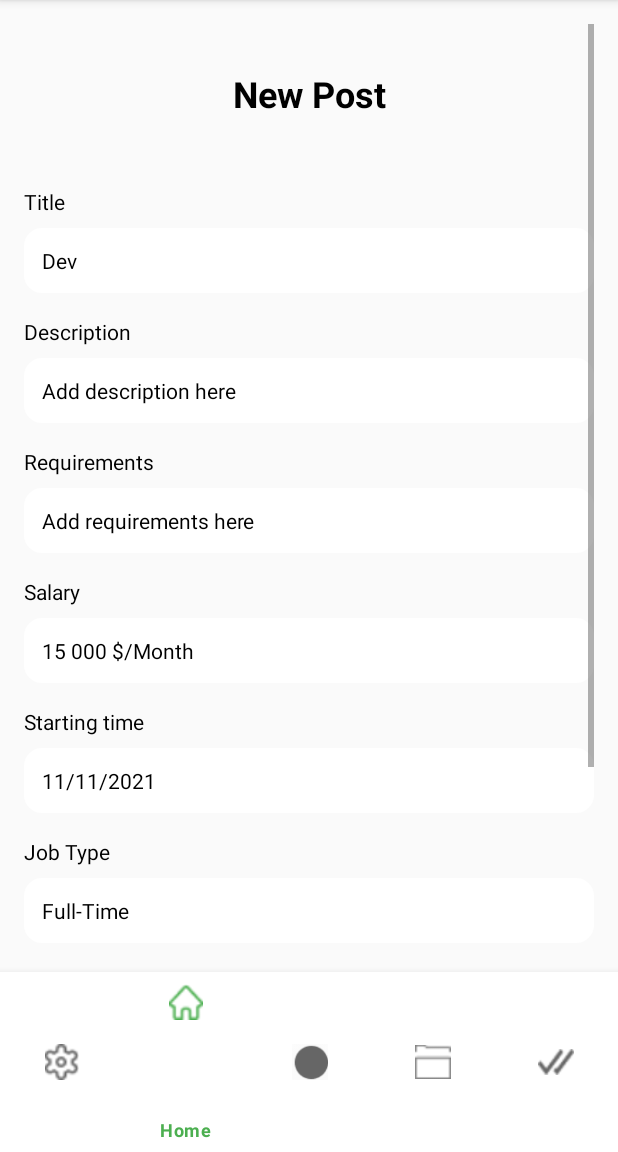
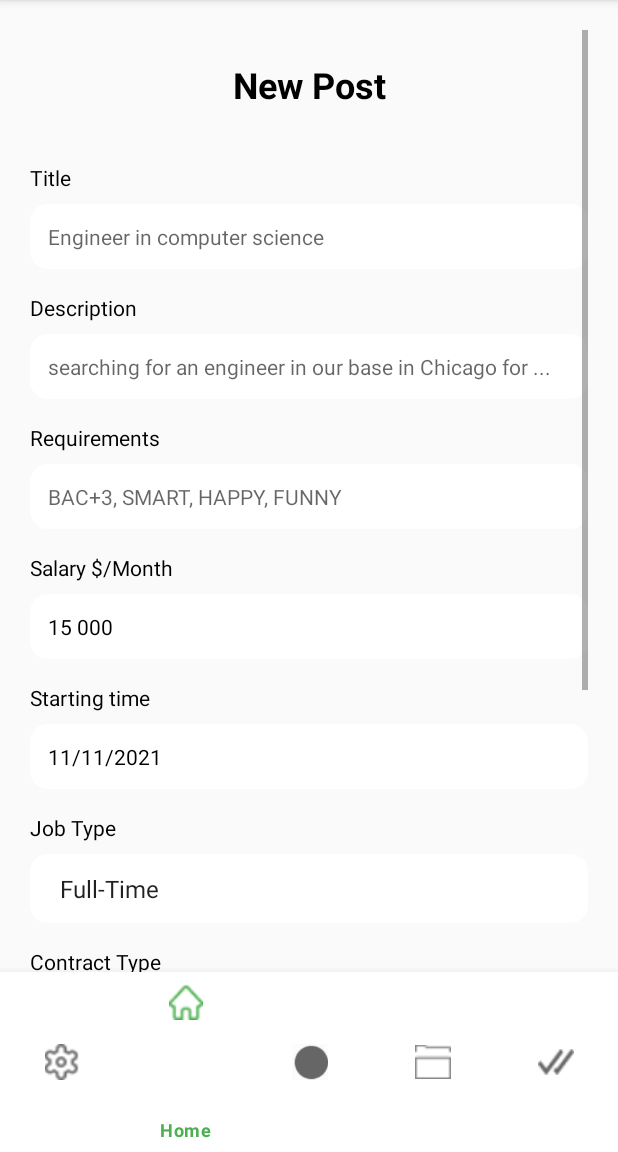
Before and after one commit to tony-nguyen1/Inteco, an Android app: the fragment AddPostEnterprise placed in its activity, on a phone screen of 412 x 824 dp, the part 84-1236 px from its top. Run offline under Robolectric (Android 15) with nearby library versions, the phone set to English and light mode, and no system bars; our stand-ins replace CircleImageView.

Commit message:
adding the post fonctionnalities

```diff
--- a/app/src/main/java/fr/umontpellier/etu/inteco/Enterprise/fragements/AddPostEnterprise.java
+++ b/app/src/main/java/fr/umontpellier/etu/inteco/Enterprise/fragements/AddPostEnterprise.java
@@ -1,31 +1,38 @@
 package fr.umontpellier.etu.inteco.Enterprise.fragements;
 
 import android.os.Bundle;
-
-import androidx.fragment.app.Fragment;
-
 import android.view.LayoutInflater;
 import android.view.View;
 import android.view.ViewGroup;
+import android.widget.ArrayAdapter;
+import android.widget.Button;
+import android.widget.EditText;
+import android.widget.Spinner;
+
+import androidx.annotation.NonNull;
+import androidx.fragment.app.Fragment;
+
+
 
 import fr.umontpellier.etu.inteco.R;
+import fr.umontpellier.etu.inteco.Seeker.placeholder.Offer;
 
-/**
- * A simple {@link Fragment} subclass.
- * Use the {@link AddPostEnterprise#newInstance} factory method to
- * create an instance of this fragment.
- */
 public class AddPostEnterprise extends Fragment {
     private static final String ARG_COMPANY_NAME = "companyName";
     private static final String ARG_EMAIL = "email";
 
-
     private String mCompanyName;
     private String mEmail;
+
+    private EditText titleInput, descriptionInput, requirementsInput, salaryInput,
+            startingTimeInput, durationInput, experienceInput, qualificationInput, locationInput;
+    private Spinner jobTypeSpinner, contractTypeSpinner, categorySpinner;
+    private Button confirmButton;
 
     public AddPostEnterprise() {
         // Required empty public constructor
     }
+
     public static AddPostEnterprise newInstance(String companyName, String email) {
         AddPostEnterprise fragment = new AddPostEnterprise();
         Bundle args = new Bundle();
@@ -41,13 +48,92 @@ public class AddPostEnterprise extends Fragment {
         if (getArguments() != null) {
             mCompanyName = getArguments().getString(ARG_COMPANY_NAME);
             mEmail = getArguments().getString(ARG_EMAIL);
-
         }
     }
+
     @Override
-    public View onCreateView(LayoutInflater inflater, ViewGroup container,
+    public View onCreateView(@NonNull LayoutInflater inflater, ViewGroup container,
                              Bundle savedInstanceState) {
         // Inflate the layout for this fragment
-        return inflater.inflate(R.layout.fragment_add_post_enterprise, container, false);
+        View view = inflater.inflate(R.layout.fragment_add_post_enterprise, container, false);
+
+        // Bind the XML views
+        titleInput = view.findViewById(R.id.title);
+        descriptionInput = view.findViewById(R.id.description);
+        requirementsInput = view.findViewById(R.id.requirements);
+        salaryInput = view.findViewById(R.id.salary);
+        startingTimeInput = view.findViewById(R.id.startingTime);
+        durationInput = view.findViewById(R.id.duration);
+        experienceInput = view.findViewById(R.id.experience);
+        qualificationInput = view.findViewById(R.id.qualification);
+        locationInput = view.findViewById(R.id.location);
+        jobTypeSpinner = view.findViewById(R.id.jobTypeSpinner);
+        contractTypeSpinner = view.findViewById(R.id.contractTypeSpinner);
+        categorySpinner = view.findViewById(R.id.categorySpinner);
+        confirmButton = view.findViewById(R.id.confirmButton);
+
+        // Set up the spinners
+        setupSpinners();
+
+        // Set click listener for the button
+        confirmButton.setOnClickListener(v -> savePostToFirebase());
+
+        return view;
+    }
+
+    private void setupSpinners() {
+        // Job Type Spinner
+        ArrayAdapter<CharSequence> jobTypeAdapter = ArrayAdapter.createFromResource(getContext(),
+                R.array.job_types, android.R.layout.simple_spinner_item);
+        jobTypeAdapter.setDropDownViewResource(android.R.layout.simple_spinner_dropdown_item);
+        jobTypeSpinner.setAdapter(jobTypeAdapter);
+
+        // Contract Type Spinner
+        ArrayAdapter<CharSequence> contractTypeAdapter = ArrayAdapter.createFromResource(getContext(),
+                R.array.contract_types, android.R.layout.simple_spinner_item);
+        contractTypeAdapter.setDropDownViewResource(android.R.layout.simple_spinner_dropdown_item);
+        contractTypeSpinner.setAdapter(contractTypeAdapter);
+
+        // Category Spinner
+        ArrayAdapter<CharSequence> categoryAdapter = ArrayAdapter.createFromResource(getContext(),
+                R.array.categories, android.R.layout.simple_spinner_item);
+        categoryAdapter.setDropDownViewResource(android.R.layout.simple_spinner_dropdown_item);
+        categorySpinner.setAdapter(categoryAdapter);
+    }
+
+    private void savePostToFirebase() {
+        // Get input values
+        String title = titleInput.getText().toString().trim();
+        String description = descriptionInput.getText().toString().trim();
+        String requirements = requirementsInput.getText().toString().trim();
+        String salary = salaryInput.getText().toString().trim();
+        String startingTime = startingTimeInput.getText().toString().trim();
+        String jobType = jobTypeSpinner.getSelectedItem().toString();
+        String contractType = contractTypeSpinner.getSelectedItem().toString();
+        String duration = durationInput.getText().toString().trim();
+        String experience = experienceInput.getText().toString().trim();
+        String qualification = qualificationInput.getText().toString().trim();
+        String location = locationInput.getText().toString().trim();
+        String category = categorySpinner.getSelectedItem().toString();
+
+        //TODO Generate a unique ID for the offer
+        String offerId= "d";
+        /*
+        String offerId = FirebaseDatabase.getInstance().getReference("posts").push().getKey();
+        */
+        String postDate = null; // Current date as post date
+        if (android.os.Build.VERSION.SDK_INT >= android.os.Build.VERSION_CODES.O) {
+            postDate = java.time.LocalDate.now().toString();
+        }
+
+        // Create an Offer object
+
+        Offer offer = new Offer(offerId, title, mEmail, mCompanyName, location, postDate, salary,
+                description, requirements, jobType, contractType, duration, experience,
+                qualification, location, category,startingTime);
+
+        //TODO Save to Firebase
+
+
     }
 }
--- a/app/src/main/res/layout/fragment_add_post_enterprise.xml
+++ b/app/src/main/res/layout/fragment_add_post_enterprise.xml
@@ -8,7 +8,7 @@
     <ScrollView
         android:layout_width="match_parent"
         android:layout_height="match_parent"
-        android:padding="16dp"
+        android:padding="20dp"
         android:clipToPadding="false">
 
         <androidx.constraintlayout.widget.ConstraintLayout
@@ -20,7 +20,7 @@
                 android:id="@+id/newPostTitle"
                 android:layout_width="wrap_content"
                 android:layout_height="wrap_content"
-                android:padding="30dp"
+                android:padding="20dp"
                 android:text="New Post"
                 android:textSize="24sp"
                 android:textStyle="bold"
@@ -47,8 +47,7 @@
                 android:id="@+id/title"
                 android:layout_width="0dp"
                 android:layout_height="wrap_content"
-                android:hint="Title"
-                android:text="Dev"
+                android:hint="Engineer in computer science"
                 android:padding="12dp"
                 android:textColor="@color/black"
                 app:layout_constraintTop_toBottomOf="@id/titleLabel"
@@ -74,8 +73,7 @@
                 android:id="@+id/description"
                 android:layout_width="0dp"
                 android:layout_height="wrap_content"
-                android:hint="Add description here"
-                android:text="Add description here"
+                android:hint="searching for an engineer in our base in Chicago for ..."
                 android:padding="12dp"
                 android:textColor="@color/black"
                 app:layout_constraintTop_toBottomOf="@id/descriptionLabel"
@@ -101,8 +99,7 @@
                 android:id="@+id/requirements"
                 android:layout_width="0dp"
                 android:layout_height="wrap_content"
-                android:hint="Add requirements here"
-                android:text="Add requirements here"
+                android:hint="BAC+3, SMART, HAPPY, FUNNY"
                 android:padding="12dp"
                 android:textColor="@color/black"
                 app:layout_constraintTop_toBottomOf="@id/requirementsLabel"
@@ -115,7 +112,7 @@
                 android:id="@+id/salaryLabel"
                 android:layout_width="wrap_content"
                 android:layout_height="wrap_content"
-                android:text="Salary"
+                android:text="Salary $/Month"
                 android:textColor="@color/black"
                 app:layout_constraintTop_toBottomOf="@id/requirements"
                 app:layout_constraintStart_toStartOf="parent"
@@ -129,7 +126,7 @@
                 android:layout_width="0dp"
                 android:layout_height="wrap_content"
                 android:hint="Salary"
-                android:text="15 000 $/Month"
+                android:text="15 000"
                 android:padding="12dp"
                 android:textColor="@color/black"
                 app:layout_constraintTop_toBottomOf="@id/salaryLabel"
@@ -175,17 +172,13 @@
                 app:layout_constraintStart_toStartOf="parent"
                 android:layout_marginTop="16dp" />
 
-            <!-- Job Type Input -->
-            <EditText
-                style="@style/Widget.MaterialComponents.TextInputLayout.OutlinedBox.Dense"
-                android:background="@drawable/white_curvy"
-                android:id="@+id/jobType"
+            <!-- Job Type Spinner -->
+            <Spinner
+                android:id="@+id/jobTypeSpinner"
                 android:layout_width="0dp"
                 android:layout_height="wrap_content"
-                android:hint="Job Type"
-                android:text="Full-Time"
                 android:padding="12dp"
-                android:textColor="@color/black"
+                android:background="@drawable/white_curvy"
                 app:layout_constraintTop_toBottomOf="@id/jobTypeLabel"
                 app:layout_constraintStart_toStartOf="parent"
                 app:layout_constraintEnd_toEndOf="parent"
@@ -198,21 +191,17 @@
                 android:layout_height="wrap_content"
                 android:text="Contract Type"
                 android:textColor="@color/black"
-                app:layout_constraintTop_toBottomOf="@id/jobType"
+                app:layout_constraintTop_toBottomOf="@id/jobTypeSpinner"
                 app:layout_constraintStart_toStartOf="parent"
                 android:layout_marginTop="16dp" />
 
-            <!-- Contract Type Input -->
-            <EditText
-                style="@style/Widget.MaterialComponents.TextInputLayout.OutlinedBox.Dense"
-                android:background="@drawable/white_curvy"
-                android:id="@+id/contractType"
+            <!-- Contract Type Spinner -->
+            <Spinner
+                android:id="@+id/contractTypeSpinner"
                 android:layout_width="0dp"
                 android:layout_height="wrap_content"
-                android:hint="Contract Type"
-                android:text="Fixed Termed Contract"
                 android:padding="12dp"
-                android:textColor="@color/black"
+                android:background="@drawable/white_curvy"
                 app:layout_constraintTop_toBottomOf="@id/contractTypeLabel"
                 app:layout_constraintStart_toStartOf="parent"
                 app:layout_constraintEnd_toEndOf="parent"
@@ -223,9 +212,9 @@
                 android:id="@+id/durationLabel"
                 android:layout_width="wrap_content"
                 android:layout_height="wrap_content"
-                android:text="Duration"
+                android:text="Duration by month"
                 android:textColor="@color/black"
-                app:layout_constraintTop_toBottomOf="@id/contractType"
+                app:layout_constraintTop_toBottomOf="@id/contractTypeSpinner"
                 app:layout_constraintStart_toStartOf="parent"
                 android:layout_marginTop="16dp" />
 
@@ -236,8 +225,7 @@
                 android:id="@+id/duration"
                 android:layout_width="0dp"
                 android:layout_height="wrap_content"
-                android:hint="Duration"
-                android:text="6 months"
+                android:hint="6"
                 android:padding="12dp"
                 android:textColor="@color/black"
                 app:layout_constraintTop_toBottomOf="@id/durationLabel"
@@ -250,7 +238,7 @@
                 android:id="@+id/experienceLabel"
                 android:layout_width="wrap_content"
                 android:layout_height="wrap_content"
-                android:text="Experience"
+                android:text="Experience by year"
                 android:textColor="@color/black"
                 app:layout_constraintTop_toBottomOf="@id/duration"
                 app:layout_constraintStart_toStartOf="parent"
@@ -263,8 +251,7 @@
                 android:id="@+id/experience"
                 android:layout_width="0dp"
                 android:layout_height="wrap_content"
-                android:hint="Experience"
-                android:text="6 months"
+                android:hint="4"
                 android:padding="12dp"
                 android:textColor="@color/black"
                 app:layout_constraintTop_toBottomOf="@id/experienceLabel"
@@ -317,11 +304,32 @@
                 android:id="@+id/location"
                 android:layout_width="0dp"
                 android:layout_height="wrap_content"
-                android:hint="Location"
-                android:text="Greenland"
+                android:hint="Add the address here"
                 android:padding="12dp"
                 android:textColor="@color/black"
                 app:layout_constraintTop_toBottomOf="@id/locationLabel"
+                app:layout_constraintStart_toStartOf="parent"
+                app:layout_constraintEnd_toEndOf="parent"
+                android:layout_marginTop="8dp" />
+
+            <TextView
+                android:id="@+id/categoryLabel"
+                android:layout_width="wrap_content"
+                android:layout_height="wrap_content"
+                android:text="Category"
+                android:textColor="@color/black"
+                app:layout_constraintTop_toBottomOf="@id/location"
+                app:layout_constraintStart_toStartOf="parent"
+                android:layout_marginTop="16dp" />
+
+            <!-- Category Spinner -->
+            <Spinner
+                android:id="@+id/categorySpinner"
+                android:layout_width="0dp"
+                android:layout_height="wrap_content"
+                android:padding="12dp"
+                android:background="@drawable/white_curvy"
+                app:layout_constraintTop_toBottomOf="@id/categoryLabel"
                 app:layout_constraintStart_toStartOf="parent"
                 app:layout_constraintEnd_toEndOf="parent"
                 android:layout_marginTop="8dp" />
@@ -335,7 +343,8 @@
                 android:text="CONFIRM"
                 android:textColor="@color/white"
                 android:padding="12dp"
-                app:layout_constraintTop_toBottomOf="@id/location"
+                android:layout_marginBottom="50dp"
+                app:layout_constraintTop_toBottomOf="@id/categorySpinner"
                 app:layout_constraintStart_toStartOf="parent"
                 app:layout_constraintEnd_toEndOf="parent"
                 android:layout_marginTop="24dp"
@@ -343,5 +352,4 @@
 
         </androidx.constraintlayout.widget.ConstraintLayout>
     </ScrollView>
-
 </androidx.constraintlayout.widget.ConstraintLayout>
--- a/app/src/main/res/values/strings.xml
+++ b/app/src/main/res/values/strings.xml
@@ -4,6 +4,34 @@
         <item>Female</item>
         <item>Other</item>
     </string-array>
+
+    <!-- Job Types -->
+    <string-array name="job_types">
+        <item>Full-Time</item>
+        <item>Part-Time</item>
+        <item>Remote</item>
+    </string-array>
+
+    <!-- Contract Types -->
+    <string-array name="contract_types">
+        <item>Permanent contract</item>
+        <item>Fixed termed contract</item>
+        <item>Student contract</item>
+    </string-array>
+
+    <!-- Categories -->
+    <string-array name="categories">
+        <item>Social</item>
+        <item>Economy</item>
+        <item>Computer Science</item>
+        <item>Biology</item>
+        <item>Education</item>
+        <item>Engineering</item>
+        <item>Design</item>
+        <item>Catering</item>
+        <item>Other</item>
+    </string-array>
+
     <string name="app_name">Inteco</string>
     <string name="discover_your_ideal_interim_position_today">Discover Your Ideal Interim Position Today!</string>
     <string name="share_your_position_for_the_best_expereince">Share Your Position For The Best Expereince!</string>
```
Also changed, not shown: app/src/main/AndroidManifest.xml (+8 -5 lines), app/src/main/java/fr/umontpellier/etu/inteco/Seeker/placeholder/Offer.java (+39 -10 lines). Lines whose indentation alone changed are shown as unchanged.
